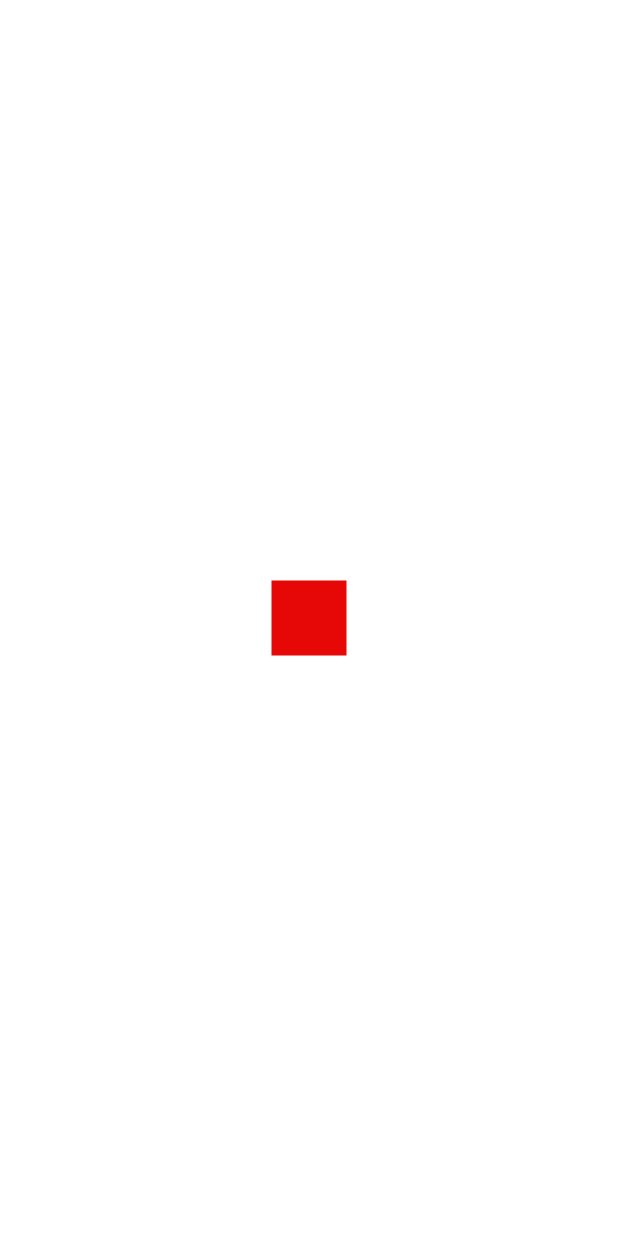
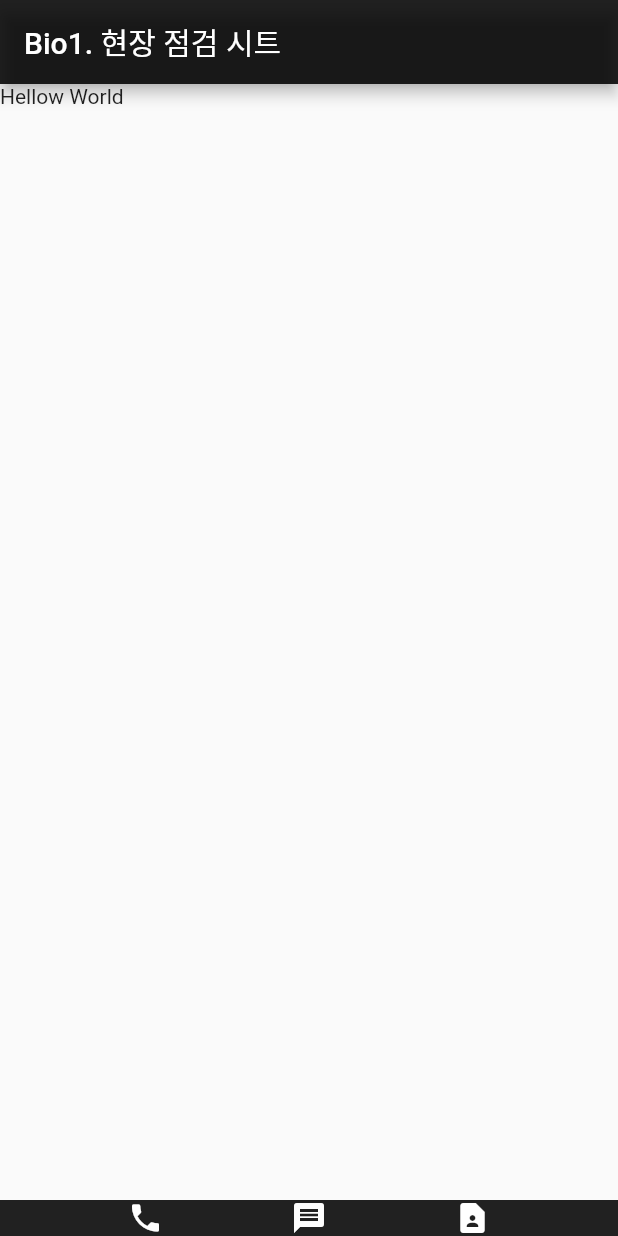
Before and after one commit to papa1945/flutter_hellow, a Flutter app: the screen it shows after launch, on a phone screen of 412 x 824 dp. Run offline on Flutter 3.47's test engine with Material 2 defaults, Android fonts, the phone set to English and light mode, and no system bars.

Commit message:
[study]coustom 위젯

```diff
--- a/lib/main.dart
+++ b/lib/main.dart
@@ -2,6 +2,27 @@ import 'package:flutter/material.dart';
 
 void main() {
   runApp(const MyApp());
+}
+
+class bottombar extends StatelessWidget {
+  const bottombar({super.key});
+
+  @override
+  Widget build(BuildContext context) {
+    return Container(
+      color: Colors.black87,
+      child: Row(
+          mainAxisAlignment: MainAxisAlignment.spaceEvenly,
+          children: const [
+            Icon(
+              Icons.phone,
+              color: Colors.white,
+            ),
+            Icon(Icons.message, color: Colors.white),
+            Icon(Icons.contact_page, color: Colors.white)
+          ]),
+    );
+  }
 }
 
 class MyApp extends StatelessWidget {
@@ -10,8 +31,12 @@ class MyApp extends StatelessWidget {
   @override
   Widget build(BuildContext context) {
     return MaterialApp(
-        home: Center(
-            child: Container(
-                width: 50, height: 50, color: Color.fromARGB(255, 230, 7, 7))));
+        home: Scaffold(
+            appBar: AppBar(
+              title: Text('Bio1. 현장 점검 시트'),
+              backgroundColor: Colors.black87,
+            ),
+            body: Text('Hellow World'),
+            bottomNavigationBar: bottombar()));
   }
 }
```
